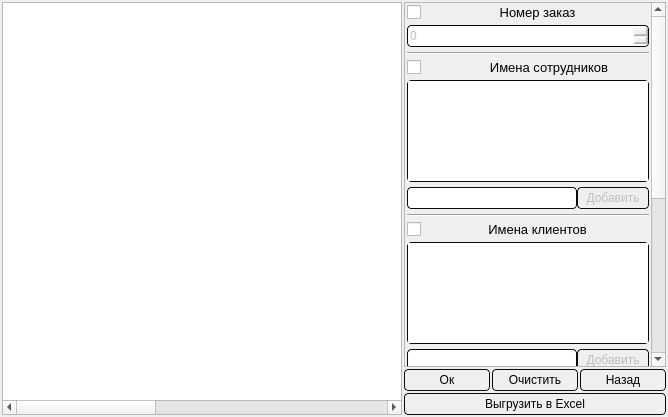
This is code/form_for_show_data.ui in Alex-Sidorov/SEFOLL as Qt 5 draws it before an edit. The edited form follows.
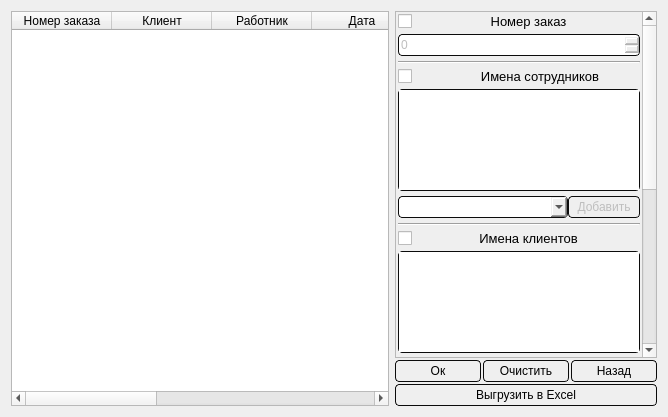
This is the edited form.

Diff of the .ui file:
```diff
--- a/code/form_for_show_data.ui
+++ b/code/form_for_show_data.ui
@@ -14,21 +14,6 @@
    <string>Статистика</string>
   </property>
   <layout class="QHBoxLayout" name="horizontalLayout_5">
-   <property name="spacing">
-    <number>2</number>
-   </property>
-   <property name="leftMargin">
-    <number>2</number>
-   </property>
-   <property name="topMargin">
-    <number>2</number>
-   </property>
-   <property name="rightMargin">
-    <number>2</number>
-   </property>
-   <property name="bottomMargin">
-    <number>2</number>
-   </property>
    <item>
     <widget class="QTableWidget" name="data">
      <property name="sizePolicy">
@@ -58,7 +43,7 @@
       <bool>false</bool>
      </property>
      <attribute name="horizontalHeaderVisible">
-      <bool>false</bool>
+      <bool>true</bool>
      </attribute>
      <attribute name="horizontalHeaderCascadingSectionResizes">
       <bool>false</bool>
@@ -126,8 +111,8 @@
          <rect>
           <x>0</x>
           <y>0</y>
-          <width>245</width>
-          <height>711</height>
+          <width>248</width>
+          <height>723</height>
          </rect>
         </property>
         <layout class="QVBoxLayout" name="verticalLayout">
@@ -274,26 +259,19 @@
             <number>0</number>
            </property>
            <item>
-            <widget class="QLineEdit" name="worker_line">
+            <widget class="QComboBox" name="names_workers">
              <property name="sizePolicy">
-              <sizepolicy hsizetype="Preferred" vsizetype="Fixed">
+              <sizepolicy hsizetype="Expanding" vsizetype="Fixed">
                <horstretch>0</horstretch>
                <verstretch>0</verstretch>
               </sizepolicy>
              </property>
-             <property name="minimumSize">
-              <size>
-               <width>0</width>
-               <height>0</height>
-              </size>
-             </property>
              <property name="styleSheet">
               <string notr="true">
 border-radius : 4px;
 border: 1px solid;
-border-color: rgb(11, 11, 11);
 height:20;
-width:140;
+border-color: rgb(11, 11, 11);
 background-color: qlineargradient(x1: 0, y1: 0, x2: 0, y2: 1,
                                       stop: 0 #dadbde, stop: 1 #f6f7fa);
 </string>
```
